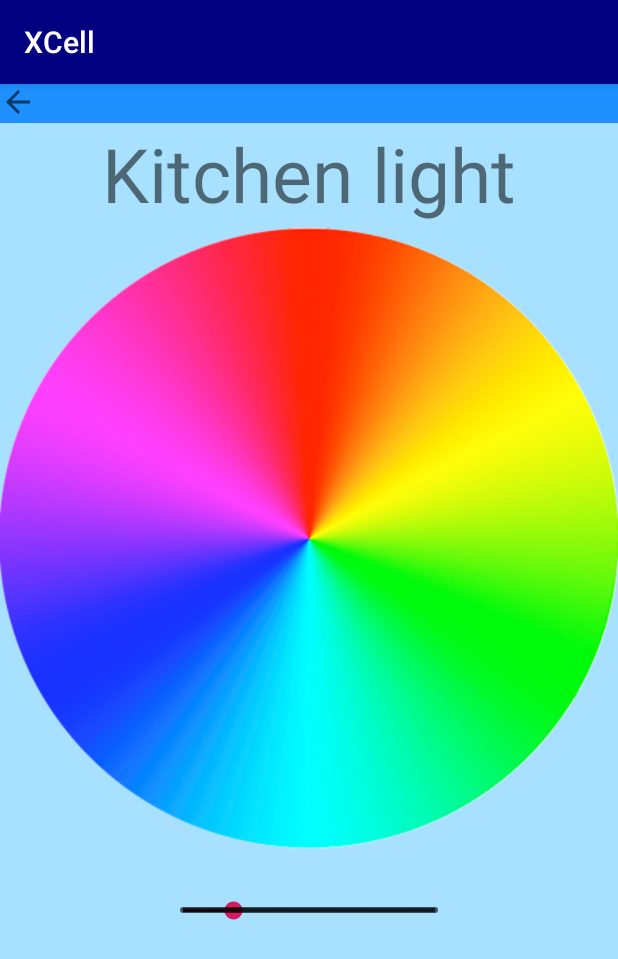
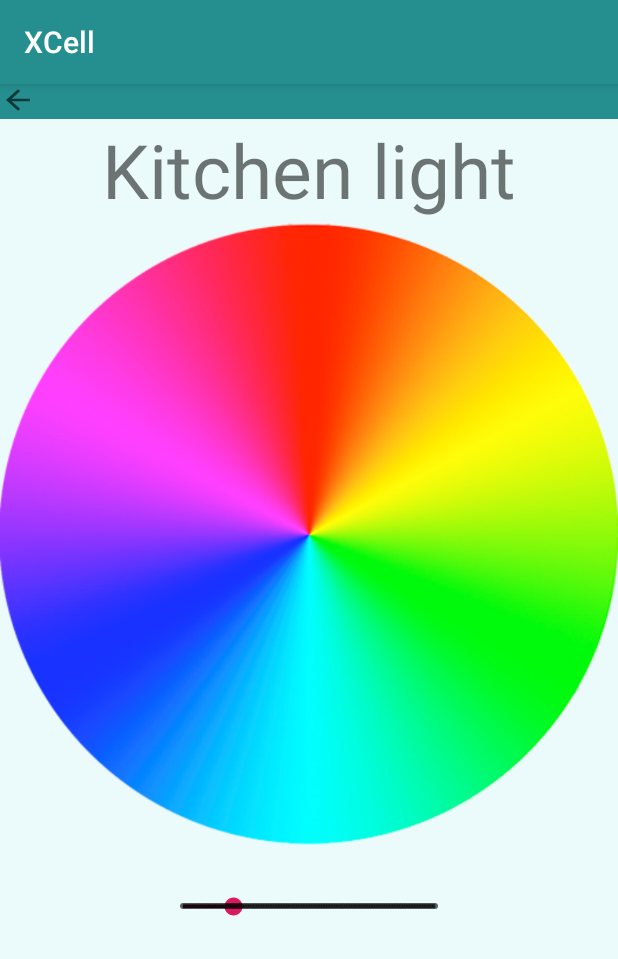
Before and after one commit to LeArchitect/XCell, an Android app: the screen it shows after launch (MainActivity), on a phone screen of 412 x 824 dp. Shown: the top 959 px of the screen. Run offline under Robolectric (Android 15) with nearby library versions, the phone set to English and light mode, and no system bars.

Commit message:
updated colors

```diff
--- a/app/src/main/res/layout/devices.xml
+++ b/app/src/main/res/layout/devices.xml
@@ -11,7 +11,7 @@
             android:id="@+id/linear_layout_container"
             android:layout_width="match_parent"
             android:layout_height="wrap_content"
-            android:background="@color/blue7"
+            android:background="@color/blue_action_bar"
             android:orientation="horizontal"
             app:layout_constraintTop_toTopOf="parent"
             android:layout_marginBottom="2dp">
@@ -19,7 +19,7 @@
         <ImageButton
                 android:layout_width="wrap_content"
                 android:layout_height="wrap_content"
-                android:background="@color/blue7"
+                android:background="@color/blue_action_bar"
                 app:srcCompat="?attr/actionModeCloseDrawable" />
     </LinearLayout>
 
@@ -109,7 +109,7 @@
                 android:id="@+id/seekBar"
                 android:layout_width="match_parent"
                 android:layout_height="wrap_content"
-                android:background="@color/blue7"
+                android:background="@color/blue6"
                 android:padding="20dp" />
 
 
--- a/app/src/main/res/layout/light_control.xml
+++ b/app/src/main/res/layout/light_control.xml
@@ -1,6 +1,6 @@
 <?xml version="1.0" encoding="utf-8"?>
 <android.support.constraint.ConstraintLayout xmlns:android="http://schemas.android.com/apk/res/android"
-                                             android:layout_width="match_parent"
+                                             xmlns:tools="http://schemas.android.com/tools" android:layout_width="match_parent"
                                              android:layout_height="match_parent"
                                              android:background="@color/background"
                                              xmlns:app="http://schemas.android.com/apk/res-auto">
@@ -9,21 +9,21 @@
     <LinearLayout
             android:id="@+id/back_layout"
             android:layout_width="match_parent"
-            android:layout_height="wrap_content"
-            android:background="@color/blue7"
+            android:layout_height="23dp"
+            android:background="@color/blue_action_bar"
             android:orientation="horizontal"
             android:paddingBottom="2dp"
             app:layout_constraintTop_toTopOf="parent"
-            >
+    >
         <ImageButton
                 android:id="@+id/imageButton"
                 android:layout_width="wrap_content"
                 android:layout_height="wrap_content"
                 android:adjustViewBounds="false"
-                android:background="@color/blue7"
+                android:background="@color/blue_action_bar"
                 android:scaleType="fitXY"
-                app:srcCompat="?attr/actionModeCloseDrawable" />
- />
+                app:srcCompat="?attr/actionModeCloseDrawable"/>
+        />
     </LinearLayout>
     <TextView
             android:layout_width="wrap_content"
--- a/app/src/main/res/values/colors.xml
+++ b/app/src/main/res/values/colors.xml
@@ -10,7 +10,8 @@
     <color name="blue3">#0000CD</color>
     <color name="blue4">#0000FF</color>
     <color name="blue5">#00BFFF</color>
-    <color name="blue6">#00CED1</color>
-    <color name="blue7">#1E90FF</color>
-    <color name="background">#A8E1FF</color>
+    <color name="blue6">#2aa2a2</color>
+    <color name="blue7">#34cbcb</color>
+    <color name="background">#ebfafa</color>
+    <color name="blue_action_bar">#258e8e</color>
 </resources>
--- a/app/src/main/res/values/styles.xml
+++ b/app/src/main/res/values/styles.xml
@@ -3,7 +3,7 @@
     <!-- Base application theme. -->
     <style name="AppTheme" parent="Theme.AppCompat.Light.DarkActionBar">
         <!-- Customize your theme here. -->
-        <item name="colorPrimary">@color/blue1</item>
+        <item name="colorPrimary">@color/blue_action_bar</item>
         <item name="colorPrimaryDark">@color/colorPrimaryDark</item>
         <item name="colorAccent">@color/colorAccent</item>
     </style>
```
